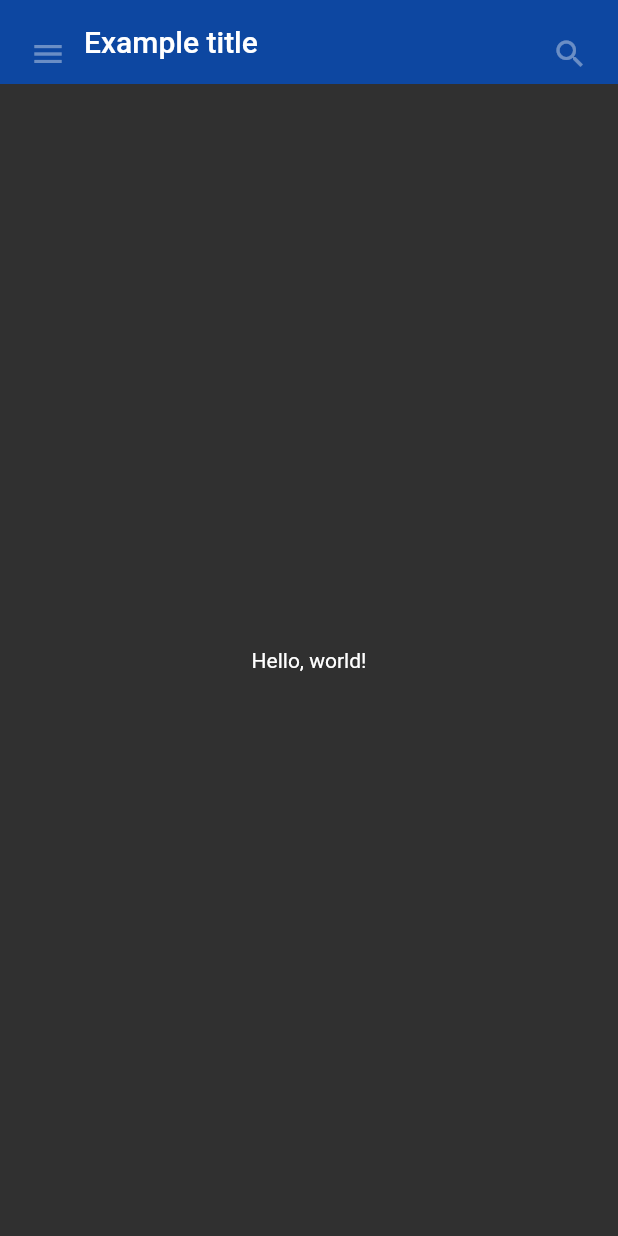
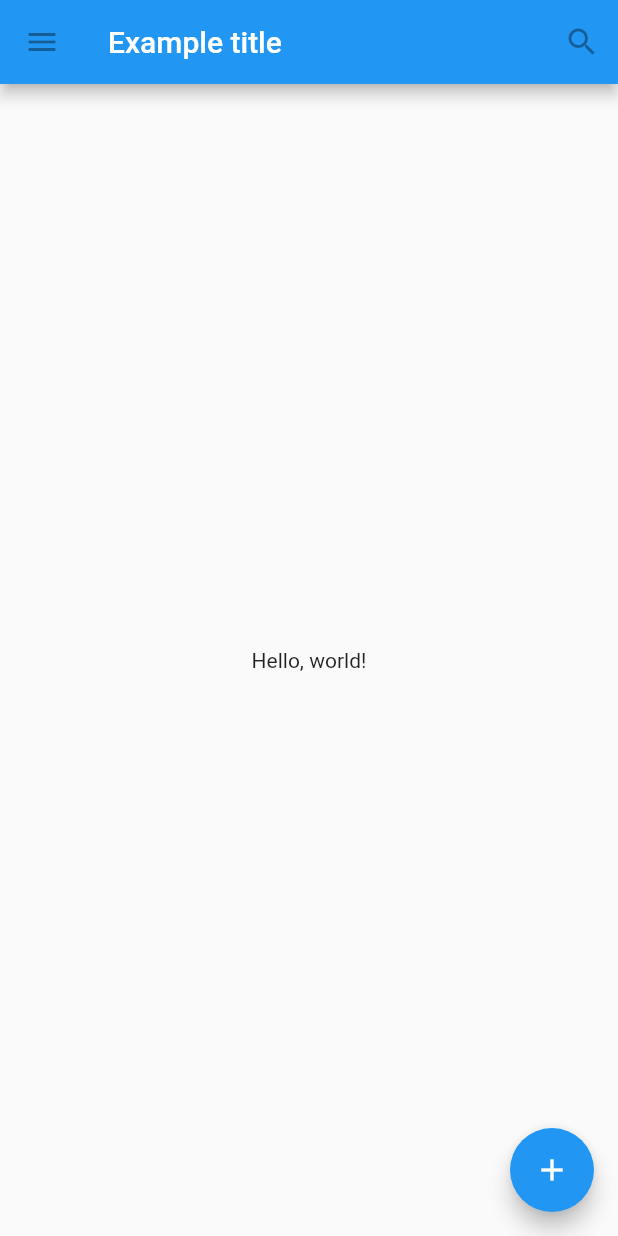
Before and after one commit to clemoseitano/flutter_tutorial, a Flutter app: the screen it shows after launch, on a phone screen of 412 x 824 dp. Run offline on Flutter 3.47's test engine with Material 2 defaults, Android fonts, the phone set to English and light mode, and no system bars; Roboto replaces fonts that are missing (Georgia, Hind).

```diff
--- a/lib/main.dart
+++ b/lib/main.dart
@@ -1,32 +1,26 @@
 import 'package:flutter/material.dart';
 
-class MyAppBar extends StatelessWidget {
-  MyAppBar({this.title});
+void main() {
+  runApp(MaterialApp(
+    debugShowCheckedModeBanner: false,
+    title: 'Flutter Tutorial',
+    home: TutorialHome(),
+  ));
+}
 
-  // Fields in a Widget subclass are always marked "final".
-
-  final Widget title;
-
+class TutorialHome extends StatelessWidget {
   @override
   Widget build(BuildContext context) {
-    return SafeArea(
-      child: Container(
-        height: 56.0, // in logical pixels
-        padding: const EdgeInsets.symmetric(horizontal: 8.0, vertical: 16.0),
-        decoration: BoxDecoration(color: Colors.blue[900]),
-        // Row is a horizontal, linear layout.
-        child: Row(
-          // <Widget> is the type of items in the list.
-          children: <Widget>[
-            IconButton(
+    // Scaffold is a layout for the major Material Components.
+    return Scaffold(
+      appBar: AppBar(
+        leading: IconButton(
           icon: Icon(Icons.menu),
           tooltip: 'Navigation menu',
-              onPressed: null, // null disables the button
+          onPressed: null,
         ),
-            // Expanded expands its child to fill the available space.
-            Expanded(
-              child: title,
-            ),
+        title: Text('Example title'),
+        actions: <Widget>[
           IconButton(
             icon: Icon(Icons.search),
             tooltip: 'Search',
@@ -34,58 +28,15 @@ class MyAppBar extends StatelessWidget {
           ),
         ],
       ),
+      // body is the majority of the screen.
+      body: Center(
+        child: Text('Hello, world!'),
+      ),
+      floatingActionButton: FloatingActionButton(
+        tooltip: 'Add', // used by assistive technologies
+        child: Icon(Icons.add),
+        onPressed: null,
       ),
     );
   }
 }
-
-class MyScaffold extends StatelessWidget {
-  @override
-  Widget build(BuildContext context) {
-    // Material is a conceptual piece of paper on which the UI appears.
-    return Material(
-      // Column is a vertical, linear layout.
-      child: Column(
-        children: <Widget>[
-          MyAppBar(
-            title: Text(
-              'Example title',
-              style: Theme.of(context).primaryTextTheme.title,
-            ),
-          ),
-          Expanded(
-            child: Center(
-              child: Text('Hello, world!'),
-            ),
-          ),
-        ],
-      ),
-    );
-  }
-}
-
-void main() {
-  runApp(
-      MaterialApp(
-    debugShowCheckedModeBanner: false,
-    theme: ThemeData(
-      // Define the default brightness and colors.
-      brightness: Brightness.dark,
-      primaryColor: Colors.lightBlue[900],
-      accentColor: Colors.cyan[600],
-
-      // Define the default font family.
-      fontFamily: 'Georgia',
-
-      // Define the default TextTheme. Use this to specify the default
-      // text styling for headlines, titles, bodies of text, and more.
-      textTheme: TextTheme(
-        headline: TextStyle(fontSize: 72.0, fontWeight: FontWeight.bold),
-        title: TextStyle(fontSize: 36.0, fontStyle: FontStyle.italic),
-        body1: TextStyle(fontSize: 14.0, fontFamily: 'Hind'),
-      ),
-    ),
-    title: 'My app', // used by the OS task switcher
-    home: MyScaffold(),
-  ));
-}
```
Also changed, not shown: 5 other files. Lines whose indentation alone changed are shown as unchanged.
